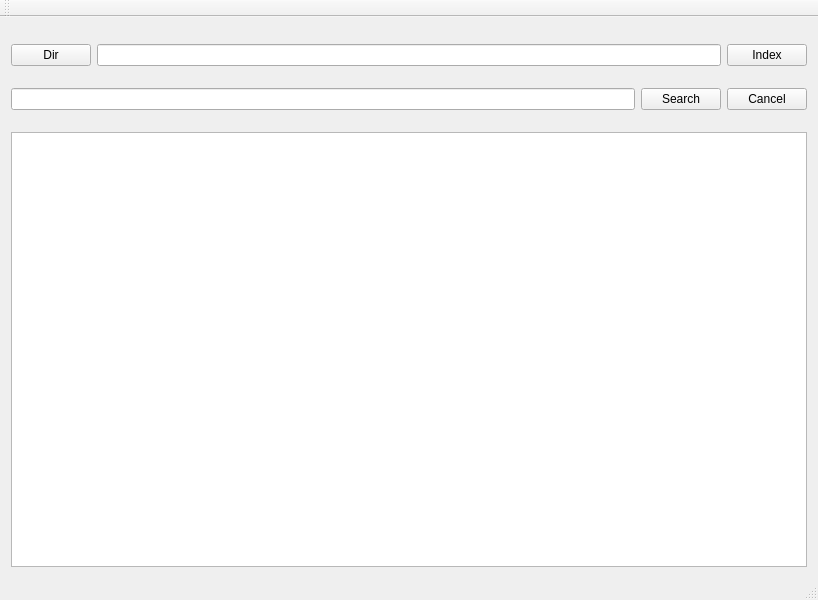
Before: the Qt Designer form mainwindow.ui in annbumagina/words, drawn with Qt 5.
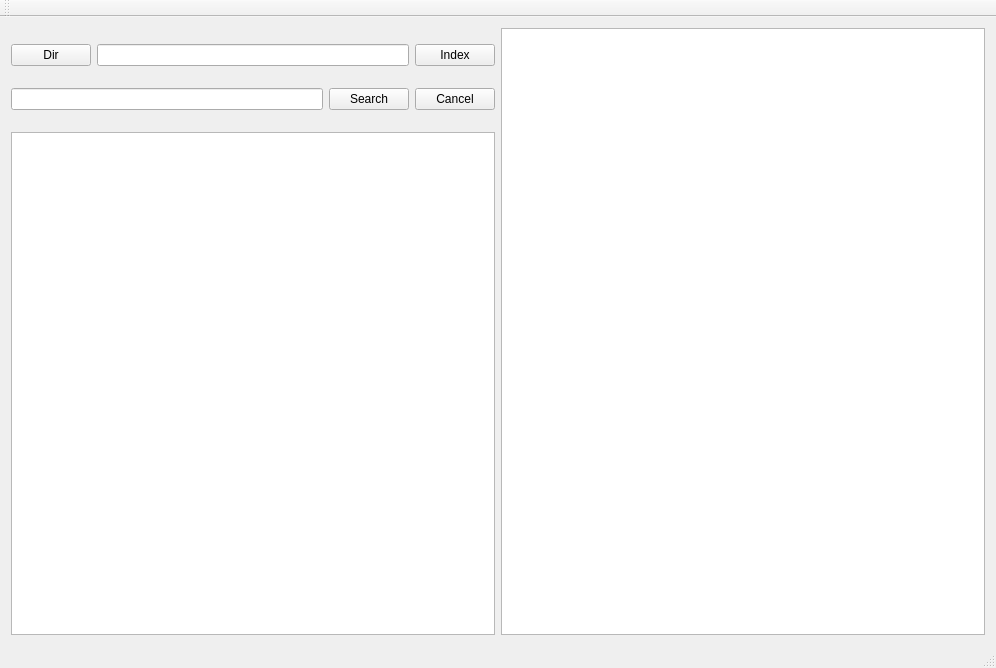
After: the same form once the commit is applied. Custom widgets are drawn as their Qt base class.

What changed in the file:
```diff
--- a/mainwindow.ui
+++ b/mainwindow.ui
@@ -6,8 +6,8 @@
    <rect>
     <x>0</x>
     <y>0</y>
-    <width>818</width>
-    <height>600</height>
+    <width>996</width>
+    <height>668</height>
    </rect>
   </property>
   <property name="windowTitle">
@@ -16,6 +16,26 @@
   <widget class="QWidget" name="centralWidget">
    <layout class="QVBoxLayout" name="verticalLayout">
     <item>
+     <layout class="QHBoxLayout" name="horizontalLayout_3">
+      <property name="topMargin">
+       <number>0</number>
+      </property>
+      <item>
+       <widget class="QWidget" name="widget_3" native="true">
+        <layout class="QVBoxLayout" name="verticalLayout_2">
+         <property name="leftMargin">
+          <number>0</number>
+         </property>
+         <property name="topMargin">
+          <number>0</number>
+         </property>
+         <property name="rightMargin">
+          <number>0</number>
+         </property>
+         <property name="bottomMargin">
+          <number>0</number>
+         </property>
+         <item>
      <widget class="QWidget" name="widget" native="true">
       <layout class="QHBoxLayout" name="horizontalLayout">
        <property name="leftMargin">
@@ -86,7 +106,33 @@
      </widget>
     </item>
     <item>
-     <widget class="QListWidget" name="listWidget"/>
+          <widget class="QTableWidget" name="tableWidget"/>
+         </item>
+        </layout>
+       </widget>
+      </item>
+      <item>
+       <widget class="QWidget" name="widget_4" native="true">
+        <layout class="QVBoxLayout" name="verticalLayout_5">
+         <property name="leftMargin">
+          <number>0</number>
+         </property>
+         <property name="topMargin">
+          <number>0</number>
+         </property>
+         <property name="rightMargin">
+          <number>0</number>
+         </property>
+         <property name="bottomMargin">
+          <number>0</number>
+         </property>
+         <item>
+          <widget class="Viewer" name="viewer"/>
+         </item>
+        </layout>
+       </widget>
+      </item>
+     </layout>
     </item>
    </layout>
   </widget>
@@ -111,6 +157,13 @@
   <widget class="QStatusBar" name="statusBar"/>
  </widget>
  <layoutdefault spacing="6" margin="11"/>
+ <customwidgets>
+  <customwidget>
+   <class>Viewer</class>
+   <extends>QPlainTextEdit</extends>
+   <header>viewer.h</header>
+  </customwidget>
+ </customwidgets>
  <resources/>
  <connections/>
 </ui>
```
Left out of the diff: 2 changed lines with no effect on the pictures. Lines whose indentation alone changed are shown as unchanged.
